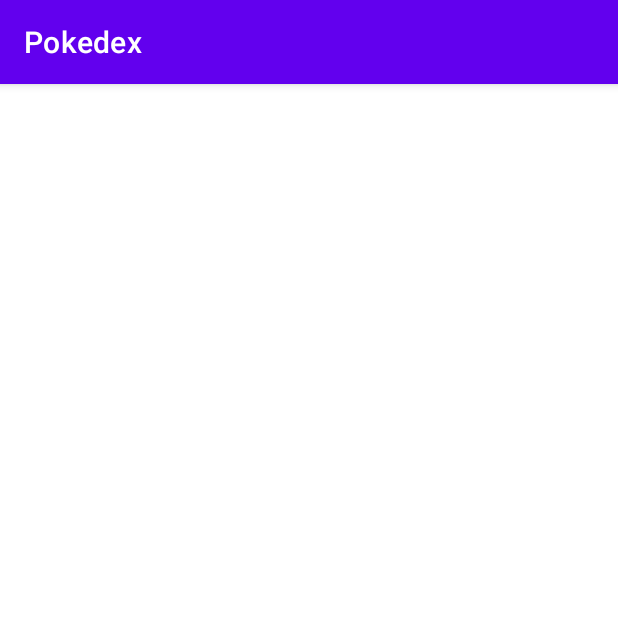
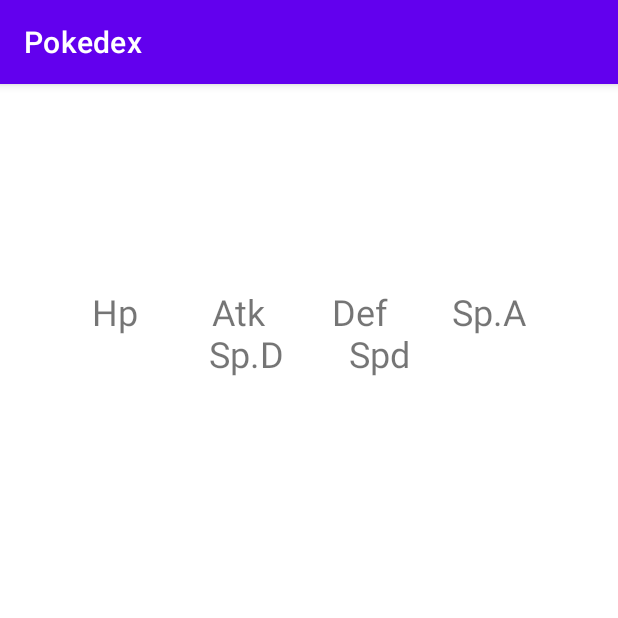
Before and after one commit to Pokieboy45/CIS1051Project, an Android app: the PokemonActivity screen opened directly, with no data from a screen before it, on a phone screen of 412 x 824 dp, the top half of it. Run offline under Robolectric (Android 15) with nearby library versions, the phone set to English and light mode, and no system bars; our stand-ins replace Picasso, Volley; network calls fail; pictures from the network do not load.

Commit message:
Stats!!
Adds base stats for every pokemon

```diff
--- a/app/src/main/java/CIS1051/pokedex/PokemonActivity.java
+++ b/app/src/main/java/CIS1051/pokedex/PokemonActivity.java
@@ -24,7 +24,13 @@ public class PokemonActivity extends AppCompatActivity {
     private TextView nameTextView;
     private TextView numberTextView;
     private TextView typesTextView;
-    //private TextView type2TextView;
+    private TextView hpTextView;
+    private TextView atkTextView;
+    private TextView defTextView;
+    private TextView spatkTextView;
+    private TextView spdefTextView;
+    private TextView spdTextView;
+
     private String url;
     private RequestQueue requestQueue;
 
@@ -38,7 +44,12 @@ public class PokemonActivity extends AppCompatActivity {
         nameTextView = findViewById(R.id.pokemon_name);
         numberTextView = findViewById(R.id.pokemon_number);
         typesTextView = findViewById(R.id.pokemon_types);
-        //type2TextView = findViewById(R.id.pokemon_type2);
+        hpTextView    = findViewById(R.id.pokemon_hp);
+        atkTextView   = findViewById(R.id.pokemon_atk);
+        defTextView   = findViewById(R.id.pokemon_def);
+        spdefTextView = findViewById(R.id.pokemon_spdef);
+        spatkTextView = findViewById(R.id.pokemon_spatk);
+        spdTextView   = findViewById(R.id.pokemon_spd);
 
         load();
 
@@ -72,15 +83,62 @@ public class PokemonActivity extends AppCompatActivity {
                 }
                 try {
                     String imagURL = response.getJSONObject("sprites").getJSONObject("other").getJSONObject("home").getString("front_default");
-                    Log.d("Test?", imagURL);
+                    //Log.d("Test?", imagURL);
                     ImageView spriteView = findViewById(R.id.PokePic);;
                     Picasso.get().load(imagURL).into(spriteView);
                     String shinyURL = response.getJSONObject("sprites").getJSONObject("other").getJSONObject("home").getString("front_shiny");
-                    Log.d("shiny url", shinyURL);
+                    //Log.d("shiny url", shinyURL);
                     ImageView shinyView = findViewById(R.id.PokePicShiny);;
                     Picasso.get().load(shinyURL).into(shinyView);
                 } catch (JSONException e) {
                     Log.e("Image", "IMAGE URL ERROR", e);
+                }
+                try {
+                    //int hp, atk, def, spdef, spatk, spd;
+                    Log.d("test", "ints created");
+                    int hp       = response.getJSONArray("stats").getJSONObject(0).getInt("base_stat");
+                    int atk      = response.getJSONArray("stats").getJSONObject(1).getInt("base_stat");
+                    int def      = response.getJSONArray("stats").getJSONObject(2).getInt("base_stat");
+                    int spatk    = response.getJSONArray("stats").getJSONObject(3).getInt("base_stat");
+                    int spdef    = response.getJSONArray("stats").getJSONObject(4).getInt("base_stat");
+                    int spd      = response.getJSONArray("stats").getJSONObject(5).getInt("base_stat");
+
+                    String str_hp       = Integer.toString(hp);
+                    String str_atk      = Integer.toString(atk);
+                    String str_def      = Integer.toString(def);
+                    String str_spatk    = Integer.toString(spatk);
+                    String str_spdef    = Integer.toString(spdef);
+                    String str_spd      = Integer.toString(spd);
+
+                    if (str_hp.length() <3){
+                        str_hp = " " + str_hp;
+                    }
+                    if (str_atk.length() <3){
+                        str_atk = " " + str_atk;
+                    }
+                    if (str_def.length() <3){
+                        str_def = " " + str_def;
+                    }
+                    if (str_spatk.length() < 3){
+                        str_spatk = " " + str_spatk;
+                    }
+                    if (str_spdef.length() < 3){
+                        str_spdef = " " + str_spdef;
+                    }
+                    if (str_spd.length()   < 3){
+                        str_spd = " " + str_spd;
+                    }
+
+                    hpTextView.setText(   str_hp   );
+                    atkTextView.setText(  str_atk  );
+                    defTextView.setText(  str_def  );
+                    spdefTextView.setText(str_spatk);
+                    spatkTextView.setText(str_spdef);
+                    spdTextView.setText(  str_spd  );
+
+
+                } catch (JSONException e){
+                    Log.e("Stats", "Stats Data ERROR", e);
                 }
             }
         }, new Response.ErrorListener() {
--- a/app/src/main/res/layout/activity_pokemon.xml
+++ b/app/src/main/res/layout/activity_pokemon.xml
@@ -12,7 +12,7 @@
         android:layout_height="wrap_content"
         android:id="@+id/pokemon_name"
         android:textAlignment="center"
-        android:textSize="18dp"/>
+        android:textSize="40dp"/>
 
     <LinearLayout
         android:layout_width="match_parent"
@@ -36,30 +36,76 @@
                 android:layout_height="wrap_content" />
         </LinearLayout>
 
-
-
-
-
     </LinearLayout>
     <TextView
         android:layout_width="match_parent"
         android:layout_height="wrap_content"
         android:id="@+id/pokemon_number"
         android:textAlignment="center"
-        android:textSize="16dp"
+        android:textSize="24dp"
         android:paddingTop="5dp"/>
     <TextView
         android:layout_width="match_parent"
         android:layout_height="wrap_content"
         android:id="@+id/pokemon_types"
         android:textAlignment="center"
-        android:textSize="16dp"
+        android:textSize="24dp"
         android:paddingTop="5dp"/>
     <TextView
         android:layout_width="match_parent"
         android:layout_height="wrap_content"
-        android:id="@+id/CHANGE_ME"
+        android:text="Hp\t\t\t\tAtk\t\t\t\tDef\t\t\t\tSp.A\t\t\t\tSp.D\t\t\t\tSpd"
         android:textAlignment="center"
-        android:textSize="16dp"
+        android:textSize="24dp"
         android:paddingTop="5dp"/>
+    <LinearLayout
+        android:layout_width="match_parent"
+        android:layout_height="wrap_content"
+        android:orientation="horizontal">
+
+            <TextView
+                android:layout_width="wrap_content"
+                android:layout_height="wrap_content"
+                android:id="@+id/pokemon_hp"
+                android:textAlignment="center"
+                android:textSize="24dp"
+                android:paddingLeft="6dp"
+                android:paddingRight="13dp"/>
+            <TextView
+                android:layout_width="wrap_content"
+                android:layout_height="wrap_content"
+                android:id="@+id/pokemon_atk"
+                android:textAlignment="center"
+                android:textSize="24dp"
+                android:padding="13dp"/>
+            <TextView
+                android:layout_width="wrap_content"
+                android:layout_height="wrap_content"
+                android:id="@+id/pokemon_def"
+                android:textAlignment="center"
+                android:textSize="24dp"
+                android:padding="13dp"/>
+            <TextView
+                android:layout_width="wrap_content"
+                android:layout_height="wrap_content"
+                android:id="@+id/pokemon_spatk"
+                android:textAlignment="center"
+                android:textSize="24dp"
+                android:padding="13dp"/>
+            <TextView
+                android:layout_width="wrap_content"
+                android:layout_height="wrap_content"
+                android:id="@+id/pokemon_spdef"
+                android:textAlignment="center"
+                android:textSize="24dp"
+                android:padding="13dp"/>
+            <TextView
+                android:layout_width="wrap_content"
+                android:layout_height="wrap_content"
+                android:id="@+id/pokemon_spd"
+                android:textAlignment="center"
+                android:textSize="24dp"
+                android:padding="13dp"/>
+
+    </LinearLayout>
 </LinearLayout>
--- a/app/src/main/res/layout/pokedex_row.xml
+++ b/app/src/main/res/layout/pokedex_row.xml
@@ -9,7 +9,7 @@
     android:focusable="true"
     android:foreground="?attr/selectableItemBackground">
     <TextView
-        android:textSize="16dp"
+        android:textSize="24dp"
         android:layout_width="wrap_content"
         android:layout_height="match_parent"
         android:textAlignment="center"
```
